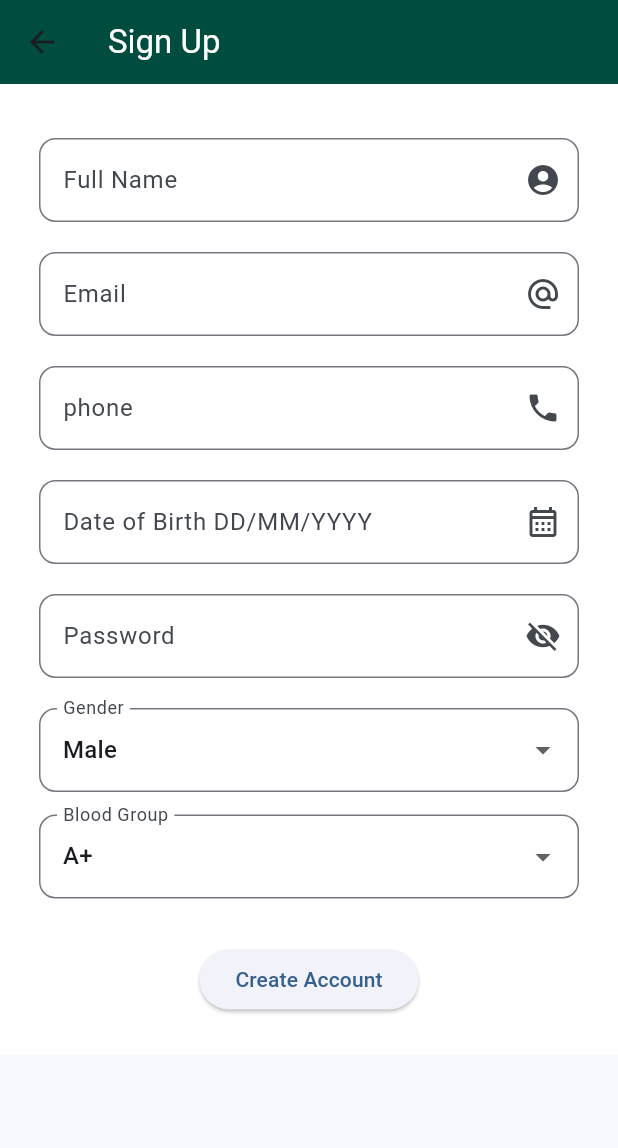
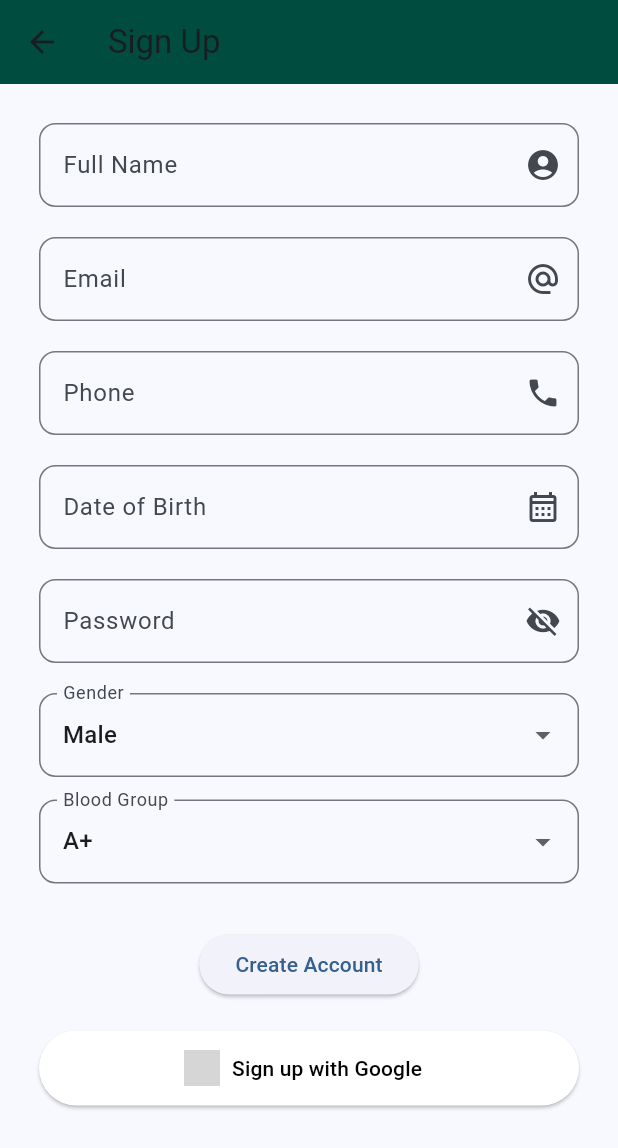
Before and after one commit to ahmad000-web/Bio_Monitor, a Flutter app: the SignupScreen screen opened directly, on a phone screen of 412 x 824 dp. Shown: the top 1148 px of the screen. Run offline on Flutter 3.47's test engine with Material 3 defaults, Android fonts, the phone set to English and light mode, and no system bars; our stand-ins replace get, google_sign_in, image_picker, shared_preferences, sqflite, youtube_player_flutter; accounts and stored records are empty; grey boxes are pictures that could not be loaded.

Commit message:
Initial commit

```diff
--- a/lib/signup_screen.dart
+++ b/lib/signup_screen.dart
@@ -1,9 +1,9 @@
-//Page 6 Signup
-
-import 'package:bio_monitor/dashboard.dart';
+// File: lib/pages/signup_page.dart
 import 'package:flutter/material.dart';
-
-import 'user_database.dart';
+import 'package:shared_preferences/shared_preferences.dart';
+import '../services/google_sign_in_service.dart';
+import 'dashboard.dart';
+import '../user_database.dart';
 
 class SignupScreen extends StatefulWidget {
   @override
@@ -20,6 +20,7 @@ class _SignupScreenState extends State<SignupScreen> {
   String gender = "Male";
   String blood = "A+";
   bool _isHidden = true;
+
   @override
   void dispose() {
     name.dispose();
@@ -30,147 +31,88 @@ class _SignupScreenState extends State<SignupScreen> {
     super.dispose();
   }
 
+  Future<void> signupWithGoogle() async {
+    final account = await signInWithGoogle();
+    if (account != null) {
+      final tokens = await getGoogleTokens(account);
+      if (tokens != null) {
+        final emailStr = tokens['email'] ?? "";
+        final displayName = tokens['displayName'] ?? "Unknown";
+
+        final userData = {
+          "name": displayName,
+          "email": emailStr,
+          "phone": "",
+          "dob": "",
+          "password": "",
+          "gender": "Other",
+          "blood": "N/A",
+        };
+        try {
+          await UserDatabase.instance.insertUser(userData);
+        } catch (e) {}
+        final prefs = await SharedPreferences.getInstance();
+        await prefs.setBool('isLoggedIn', true);
+        await prefs.setString('loggedUserEmail', emailStr);
+
+        Navigator.pushReplacement(
+          context,
+          MaterialPageRoute(builder: (_) => DashboardPage(userData: userData)),
+        );
+      }
+    }
+  }
+
   @override
   Widget build(BuildContext context) {
     return Scaffold(
-      appBar: AppBar(
-        title: Text(
-          "Sign Up",
-          style: TextStyle(color: Colors.white),
-        ),
-        backgroundColor: Colors.teal.shade900,
-      ),
-      body: Container(
-        color: Colors.white,
-        child: SingleChildScrollView(
+      appBar: AppBar(title: Text("Sign Up"), backgroundColor: Colors.teal.shade900),
+      body: SingleChildScrollView(
         padding: EdgeInsets.all(26),
         child: Column(
-            mainAxisAlignment: MainAxisAlignment.center,
           children: [
-              const SizedBox(height: 10),
+            TextField(controller: name, decoration: InputDecoration(labelText: "Full Name", border: OutlineInputBorder(borderRadius: BorderRadius.circular(11)), suffixIcon: Icon(Icons.account_circle_sharp))),
+            SizedBox(height: 20),
+            TextField(controller: email, decoration: InputDecoration(labelText: "Email", border: OutlineInputBorder(borderRadius: BorderRadius.circular(11)), suffixIcon: Icon(Icons.alternate_email))),
+            SizedBox(height: 20),
+            TextField(controller: phone, keyboardType: TextInputType.phone, decoration: InputDecoration(labelText: "Phone", border: OutlineInputBorder(borderRadius: BorderRadius.circular(11)), suffixIcon: Icon(Icons.phone))),
+            SizedBox(height: 20),
+            TextField(controller: dob, decoration: InputDecoration(labelText: "Date of Birth", border: OutlineInputBorder(borderRadius: BorderRadius.circular(11)), suffixIcon: Icon(Icons.calendar_month_outlined))),
+            SizedBox(height: 20),
             TextField(
-                controller: name,
+              controller: password,
+              obscureText: _isHidden,
               decoration: InputDecoration(
-                  suffixIcon: Icon(Icons.account_circle_sharp),
-                  labelText: "Full Name",
-                  hintText: "username",
-                  border: OutlineInputBorder(
-                      borderRadius: BorderRadius.circular(11)),
+                labelText: "Password",
+                border: OutlineInputBorder(borderRadius: BorderRadius.circular(11)),
+                suffixIcon: IconButton(
+                  icon: Icon(_isHidden ? Icons.visibility_off : Icons.visibility),
+                  onPressed: () => setState(() => _isHidden = !_isHidden),
+                ),
               ),
             ),
             SizedBox(height: 20),
-
-              // TextField(
-              //   controller: name,
-              //   decoration: InputDecoration(
-              //       hintText: "user",
-              //       labelText: "Full Name",
-              //       focusedBorder: OutlineInputBorder(
-              //           borderRadius: BorderRadius.circular(11))),
-              // ),
-              //const SizedBox(height: 10),
-              TextField(
-                controller: email,
-                decoration: InputDecoration(
-                  suffixIcon: Icon(Icons.alternate_email),
-                  labelText: "Email",
-                  hintText: "user@gmail.com",
-                  border: OutlineInputBorder(
-                      borderRadius: BorderRadius.circular(11)),
-                ),
-              ),
-              SizedBox(height: 20),
-              TextField(
-                keyboardType: TextInputType.phone,
-                controller: phone,
-                decoration: InputDecoration(
-                  suffixIcon: Icon(Icons.phone),
-                  labelText: "phone",
-                  hintText: "0300-000000",
-                  border: OutlineInputBorder(
-                      borderRadius: BorderRadius.circular(11)),
-                ),
-              ),
-              SizedBox(height: 20),
-
-              TextField(
-                controller: dob,
-                decoration: InputDecoration(
-                  suffixIcon: Icon(Icons.calendar_month_outlined),
-                  labelText: "Date of Birth DD/MM/YYYY",
-                  hintText: "e.g 01/02/2000",
-                  border: OutlineInputBorder(
-                      borderRadius: BorderRadius.circular(11)),
-                ),
-              ),
-              SizedBox(height: 20),
-              TextField(
-                keyboardType: TextInputType.emailAddress,
-                controller: password,
-                decoration: InputDecoration(
-                  suffixIcon: IconButton(
-                    icon: Icon(
-                      _isHidden ? Icons.visibility_off : Icons.visibility,
-                    ),
-                    onPressed: () {
-                      setState(() {
-                        _isHidden = !_isHidden;
-                      });
-                    },
-                  ),
-                  hintText: "******",
-                  labelText: "Password",
-                  border: OutlineInputBorder(
-                      borderRadius: BorderRadius.circular(11)),
-                ),
-                obscureText: _isHidden,
-              ),
-
-              SizedBox(height: 20),
-
-              // Gender Dropdown
             DropdownButtonFormField(
               value: gender,
-                items: ["Male", "Female", "Other"]
-                    .map((g) => DropdownMenuItem(value: g, child: Text(g)))
-                    .toList(),
-                onChanged: (value) => setState(() => gender = value!),
-                decoration: InputDecoration(
-                  labelText: "Gender",
-                  border: OutlineInputBorder(
-                      borderRadius: BorderRadius.circular(11)),
-                ),
+              items: ["Male", "Female", "Other"].map((g) => DropdownMenuItem(value: g, child: Text(g))).toList(),
+              onChanged: (v) => setState(() => gender = v!),
+              decoration: InputDecoration(labelText: "Gender", border: OutlineInputBorder(borderRadius: BorderRadius.circular(11))),
             ),
             SizedBox(height: 15),
-
-              // Blood Group Dropdown
             DropdownButtonFormField(
               value: blood,
-                items: ["A+", "A-", "B+", "B-", "AB+", "AB-", "O+", "O-"]
-                    .map((b) => DropdownMenuItem(value: b, child: Text(b)))
-                    .toList(),
-                onChanged: (value) => setState(() => blood = value!),
-                decoration: InputDecoration(
-                    labelText: "Blood Group",
-                    border: OutlineInputBorder(
-                        borderRadius: BorderRadius.circular(11))),
+              items: ["A+", "A-", "B+", "B-", "AB+", "AB-", "O+", "O-"].map((b) => DropdownMenuItem(value: b, child: Text(b))).toList(),
+              onChanged: (v) => setState(() => blood = v!),
+              decoration: InputDecoration(labelText: "Blood Group", border: OutlineInputBorder(borderRadius: BorderRadius.circular(11))),
             ),
-
             SizedBox(height: 30),
-
             ElevatedButton(
               child: Text("Create Account"),
               onPressed: () async {
-                  if (name.text.isEmpty ||
-                      email.text.isEmpty ||
-                      password.text.isEmpty) {
-                    ScaffoldMessenger.of(context).showSnackBar(
-                      SnackBar(
-                          content: Text("Please fill all required fields")),
-                    );
+                if (name.text.isEmpty || email.text.isEmpty || password.text.isEmpty) {
+                  ScaffoldMessenger.of(context).showSnackBar(SnackBar(content: Text("Please fill all required fields")));
                   return;
                 }
-
                 final userData = {
                   "name": name.text,
                   "email": email.text,
@@ -180,28 +122,30 @@ class _SignupScreenState extends State<SignupScreen> {
                   "gender": gender,
                   "blood": blood,
                 };
-
                 try {
                   await UserDatabase.instance.insertUser(userData);
+                  final prefs = await SharedPreferences.getInstance();
+                  await prefs.setBool('isLoggedIn', true);
+                  await prefs.setString('loggedUserEmail', email.text);
 
-                    ScaffoldMessenger.of(context).showSnackBar(
-                      SnackBar(content: Text("Account Created Successfully!")),
-                    );
-
-                    Navigator.pushReplacement(
-                        context,
-                        MaterialPageRoute(
-                            builder: (context) =>
-                                DashboardPage(userData: userData)));
+                  Navigator.pushReplacement(context, MaterialPageRoute(builder: (_) => DashboardPage(userData: userData)));
                 } catch (e) {
-                    ScaffoldMessenger.of(context).showSnackBar(
-                      SnackBar(content: Text("Email already exists!")),
-                    );
+                  ScaffoldMessenger.of(context).showSnackBar(SnackBar(content: Text("Email already exists!")));
                 }
               },
             ),
+            SizedBox(height: 20),
+            ElevatedButton.icon(
+              icon: Image.asset("assets/images/google_logo.png", height: 24, width: 24),
+              label: Text("Sign up with Google"),
+              style: ElevatedButton.styleFrom(
+                backgroundColor: Colors.white,
+                foregroundColor: Colors.black,
+                minimumSize: Size(double.infinity, 50),
+              ),
+              onPressed: signupWithGoogle,
+            ),
           ],
-          ),
         ),
       ),
     );
--- a/pubspec.yaml
+++ b/pubspec.yaml
@@ -8,6 +8,8 @@ environment:
   sdk: ">=3.0.0 <4.0.0"
 
 dependencies:
+  google_sign_in: ^6.1.0  # or latest
+  http: ^0.13.0
   flutter:
     sdk: flutter
   ffi : ^2.1.0
```
Also changed, not shown: lib/appointment.dart (+13 -38 lines), lib/login_screen.dart (+73 -58 lines), lib/services/google_sign_in_service.dart (added, +29 -0 lines), pubspec.lock (deleted), 1 other file. Lines whose indentation alone changed are shown as unchanged.
